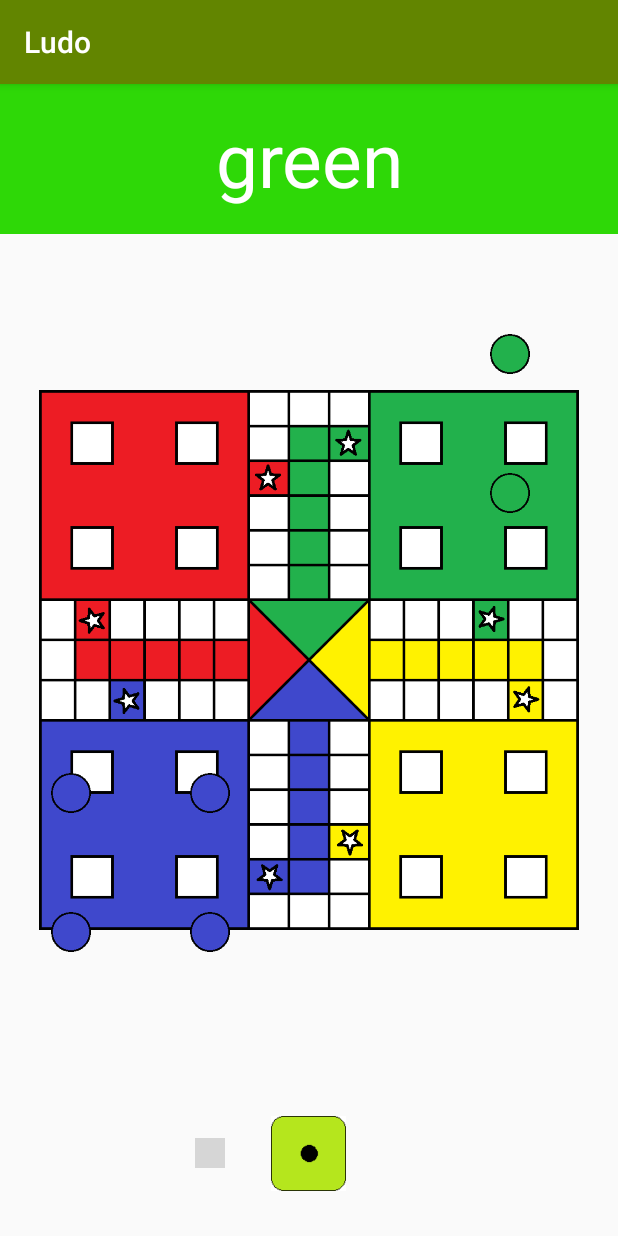
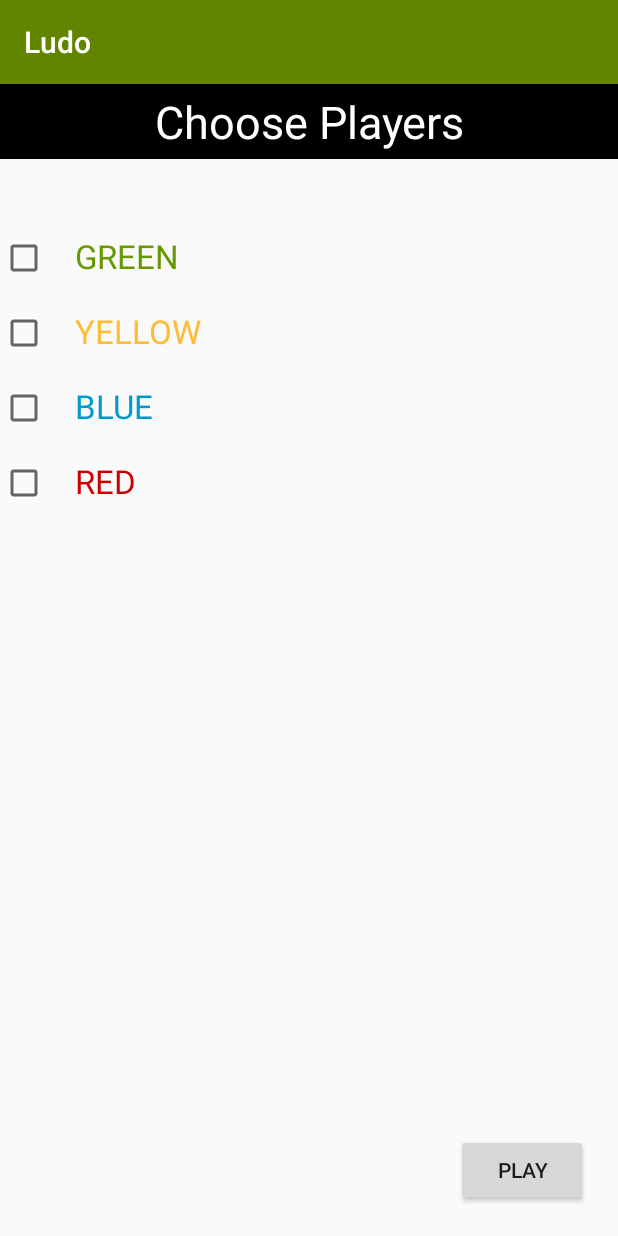
Before and after one commit to ShahzebAnsari/Ludo, an Android app: the screen it shows after launch (MainActivity before the commit, Main2Activity after it), on a phone screen of 412 x 824 dp. Run offline under Robolectric (Android 15) with nearby library versions, the phone set to English and light mode, and no system bars; grey boxes are pictures that could not be loaded.

```diff
--- a/app/build.gradle
+++ b/app/build.gradle
@@ -22,6 +22,7 @@ dependencies {
     implementation fileTree(dir: 'libs', include: ['*.jar'])
     implementation 'com.android.support:appcompat-v7:28.0.0'
     implementation 'com.android.support.constraint:constraint-layout:1.1.3'
+    implementation 'com.android.support:design:28.0.0'
     testImplementation 'junit:junit:4.12'
     androidTestImplementation 'com.android.support.test:runner:1.0.2'
     androidTestImplementation 'com.android.support.test.espresso:espresso-core:3.0.2'
--- a/app/src/main/AndroidManifest.xml
+++ b/app/src/main/AndroidManifest.xml
@@ -9,13 +9,15 @@
         android:roundIcon="@mipmap/ic_launcher_round"
         android:supportsRtl="true"
         android:theme="@style/AppTheme">
-        <activity android:name=".MainActivity">
+        <activity android:name=".Main3Activity"></activity>
+        <activity android:name=".Main2Activity">
             <intent-filter>
                 <action android:name="android.intent.action.MAIN" />
 
                 <category android:name="android.intent.category.LAUNCHER" />
             </intent-filter>
         </activity>
+        <activity android:name=".MainActivity"></activity>
     </application>
 
 </manifest>
--- /dev/null
+++ b/app/src/main/java/com/example/ludo/Main2Activity.java
@@ -0,0 +1,55 @@
+package com.example.ludo;
+
+import android.content.Intent;
+import android.support.v7.app.AppCompatActivity;
+import android.os.Bundle;
+import android.view.View;
+import android.widget.CheckBox;
+import android.widget.Toast;
+
+import java.util.ArrayList;
+
+public class Main2Activity extends AppCompatActivity {
+    CheckBox greenBox;
+    CheckBox yellowBox;
+    CheckBox blueBox;
+    CheckBox redBox;
+    void play(View view){
+        int count=0;
+        ArrayList<String> S=new ArrayList<>();
+        if(greenBox.isChecked()){
+            S.add("green");
+            count++;
+        }
+        if(yellowBox.isChecked()){
+            S.add("yellow");
+            count++;
+        }
+        if(blueBox.isChecked()){
+            S.add("blue");
+            count++;
+        }
+        if(redBox.isChecked()){
+            S.add("red");
+            count++;
+        }
+        if(count<2) {
+            Toast.makeText(this, "Choose at least two player", Toast.LENGTH_SHORT).show();
+            return;
+        }
+        Intent intent=new Intent(this,MainActivity.class);
+        intent.putStringArrayListExtra("S",S);
+        startActivity(intent);
+    }
+
+    @Override
+    protected void onCreate(Bundle savedInstanceState) {
+        super.onCreate(savedInstanceState);
+        setContentView(R.layout.activity_main2);
+        greenBox=(CheckBox)findViewById(R.id.green);
+        yellowBox=(CheckBox)findViewById(R.id.yellow);
+        blueBox=(CheckBox)findViewById(R.id.blue);
+        redBox=(CheckBox)findViewById(R.id.red);
+
+    }
+}
--- /dev/null
+++ b/app/src/main/res/layout/activity_main2.xml
@@ -0,0 +1,82 @@
+<?xml version="1.0" encoding="utf-8"?>
+<RelativeLayout xmlns:android="http://schemas.android.com/apk/res/android"
+    xmlns:app="http://schemas.android.com/apk/res-auto"
+    xmlns:tools="http://schemas.android.com/tools"
+    android:layout_width="match_parent"
+    android:layout_height="match_parent"
+    tools:context=".Main2Activity">
+<TextView
+    android:layout_width="match_parent"
+    android:layout_height="50dp"
+    android:text="Choose Players"
+    android:gravity="center"
+    android:textSize="30dp"
+    android:background="@android:color/black"
+    android:textColor="@android:color/white"/>
+    <CheckBox
+        android:layout_width="wrap_content"
+        android:layout_height="wrap_content"
+        android:layout_marginTop="100dp"
+        android:id="@+id/green"/>
+    <TextView
+        android:layout_width="wrap_content"
+        android:layout_height="wrap_content"
+        android:text="GREEN"
+        android:textColor="@android:color/holo_green_dark"
+        android:textSize="22dp"
+        android:layout_marginTop="100dp"
+        android:layout_marginLeft="50dp"/>
+
+    <CheckBox
+        android:layout_width="wrap_content"
+        android:layout_height="wrap_content"
+        android:layout_marginTop="150dp"
+        android:id="@+id/yellow"/>
+
+    <TextView
+        android:layout_width="wrap_content"
+        android:layout_height="wrap_content"
+        android:text="YELLOW"
+        android:textColor="@android:color/holo_orange_light"
+        android:textSize="22dp"
+        android:layout_marginTop="150dp"
+        android:layout_marginLeft="50dp"/>
+    <CheckBox
+        android:layout_width="wrap_content"
+        android:layout_height="wrap_content"
+        android:layout_marginTop="200dp"
+        android:id="@+id/blue"/>
+
+    <TextView
+        android:layout_width="wrap_content"
+        android:layout_height="wrap_content"
+        android:text="BLUE"
+        android:textColor="@android:color/holo_blue_dark"
+        android:textSize="22dp"
+        android:layout_marginTop="200dp"
+        android:layout_marginLeft="50dp"/>
+
+    <CheckBox
+        android:layout_width="wrap_content"
+        android:layout_height="wrap_content"
+        android:layout_marginTop="250dp"
+        android:id="@+id/red"/>
+
+    <TextView
+        android:layout_width="wrap_content"
+        android:layout_height="wrap_content"
+        android:text="RED"
+        android:textColor="@android:color/holo_red_dark"
+        android:textSize="22dp"
+        android:layout_marginTop="250dp"
+        android:layout_marginLeft="50dp"/>
+    <Button
+        android:layout_width="wrap_content"
+        android:layout_height="wrap_content"
+        android:text="play"
+        android:layout_alignParentBottom="true"
+        android:layout_alignParentRight="true"
+        android:layout_marginBottom="20dp"
+        android:layout_marginRight="20dp"
+        android:onClick="play"/>
+</RelativeLayout>
--- /dev/null
+++ b/app/src/main/res/values/dimens.xml
@@ -0,0 +1,3 @@
+<resources>
+    <dimen name="fab_margin">16dp</dimen>
+</resources>
--- a/app/src/main/res/values/strings.xml
+++ b/app/src/main/res/values/strings.xml
@@ -1,3 +1,4 @@
 <resources>
     <string name="app_name">Ludo</string>
+    <string name="title_activity_main2">Main2Activity</string>
 </resources>
```
Also changed, not shown: app/src/main/java/com/example/ludo/Main3Activity.java (added, +64 -0 lines), app/src/main/java/com/example/ludo/MainActivity.java (+44 -32 lines), app/src/main/res/layout/activity_main3.xml (added, +27 -0 lines), app/src/main/res/values/styles.xml (+9 -0 lines).
